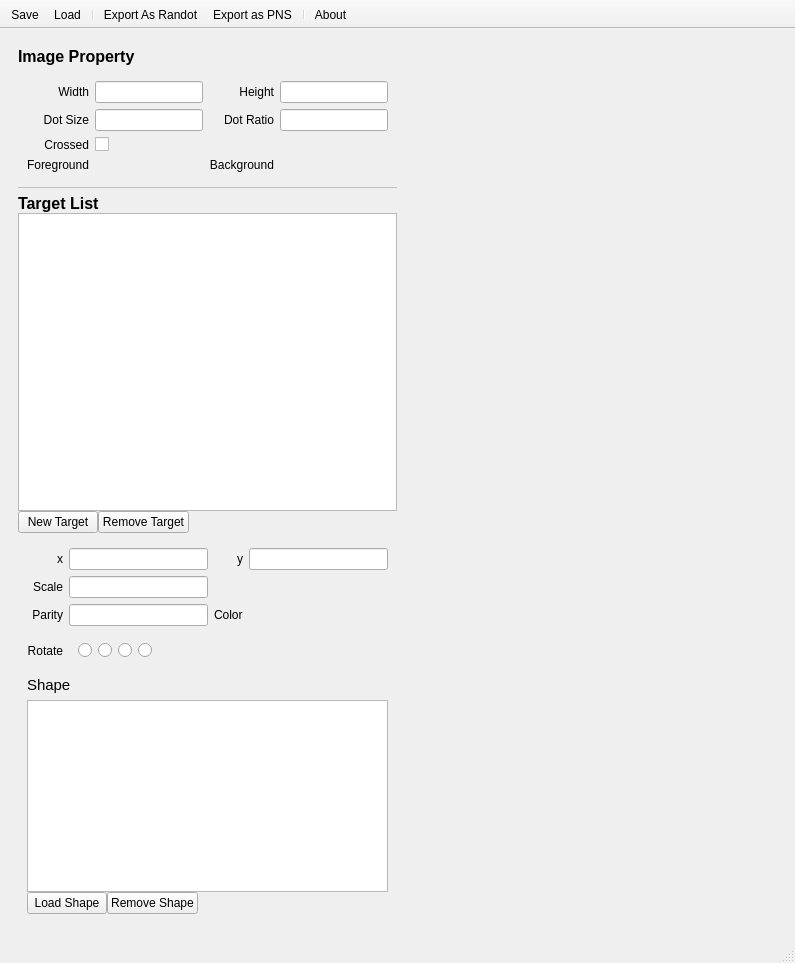
Old version of the form src/views/mainwindow.ui in the repository PowerSnail/RandotStudio.
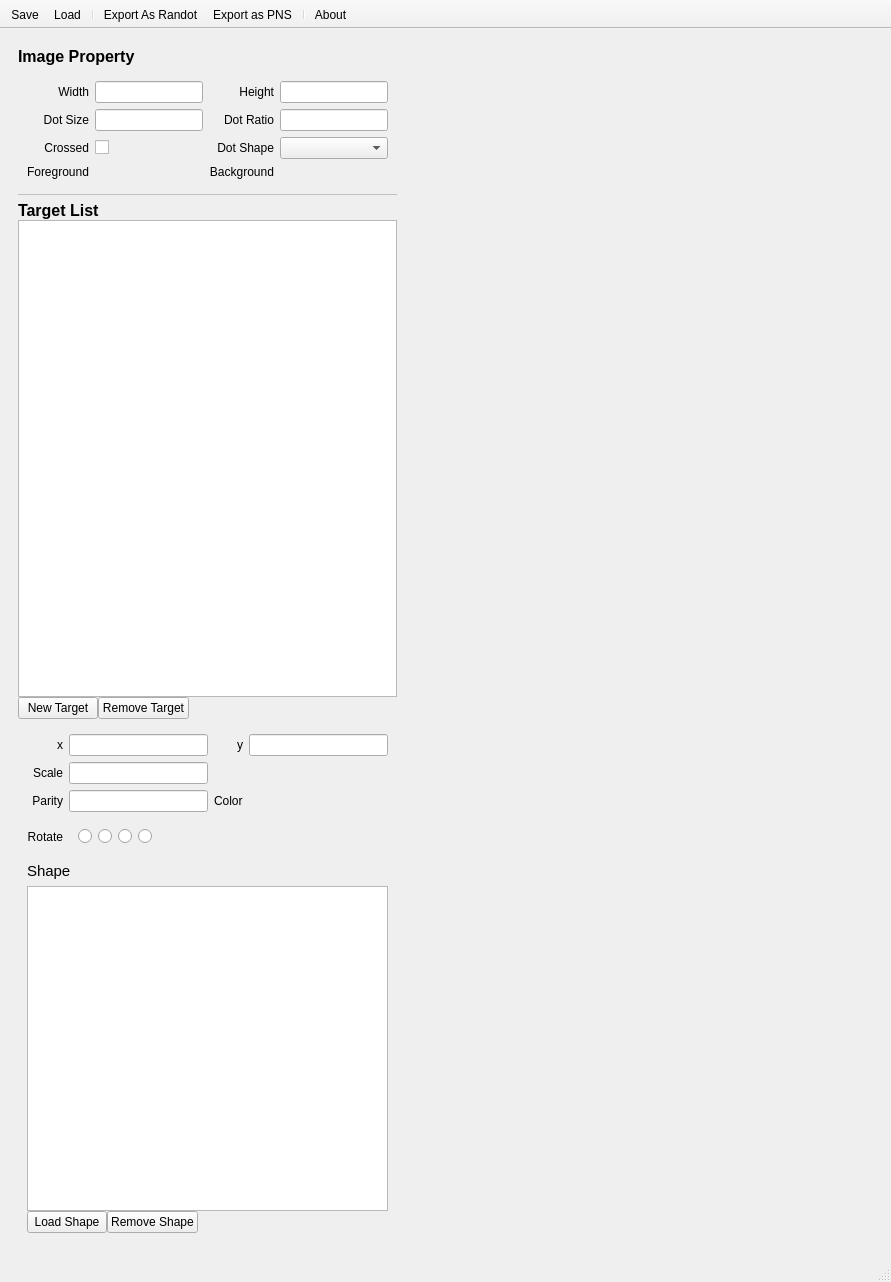
New version of the form. Icons and pictures are not drawn. Custom widgets are drawn as their Qt base class.

Diff of the .ui file:
```diff
--- a/src/views/mainwindow.ui
+++ b/src/views/mainwindow.ui
@@ -6,8 +6,8 @@
    <rect>
     <x>0</x>
     <y>0</y>
-    <width>795</width>
-    <height>963</height>
+    <width>891</width>
+    <height>1282</height>
    </rect>
   </property>
   <property name="windowTitle">
@@ -222,6 +222,19 @@
           <item row="3" column="3">
            <widget class="QLineEdit" name="lineEditGrainRatio"/>
           </item>
+          <item row="4" column="2">
+           <widget class="QLabel" name="label_17">
+            <property name="text">
+             <string>Dot Shape</string>
+            </property>
+            <property name="alignment">
+             <set>Qt::AlignRight|Qt::AlignTrailing|Qt::AlignVCenter</set>
+            </property>
+           </widget>
+          </item>
+          <item row="4" column="3">
+           <widget class="QComboBox" name="cbDotShape"/>
+          </item>
          </layout>
         </widget>
        </item>
```
Left out of the diff: 4 changed lines with no effect on the pictures.
